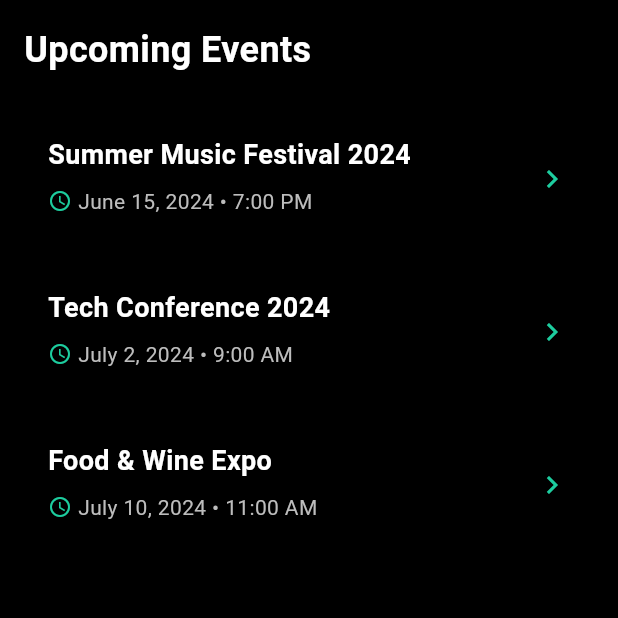
After one commit to sydammani2003/adminuserlf, a Flutter app: the EventsScreen screen opened directly, on a phone screen of 412 x 824 dp, the top half of it. The commit adds this screen. Run offline on Flutter 3.47's test engine with Material 3 defaults, Android fonts, the phone set to English and light mode, and no system bars; our stand-ins replace carousel_slider, flutter_svg; network calls fail.

Commit message:
Done the user pages

```diff
--- a/adminuserlf/lib/screens/login.dart
+++ b/adminuserlf/lib/screens/login.dart
@@ -2,6 +2,7 @@
 
 import 'package:adminuserlf/consts/colors.dart';
 import 'package:adminuserlf/screens/admin/adminhome.dart';
+import 'package:adminuserlf/screens/user/userevents.dart';
 import 'package:adminuserlf/widgets/custombutton.dart';
 import 'package:adminuserlf/widgets/customtxtfield.dart';
 import 'package:adminuserlf/widgets/mntxt.dart';
@@ -115,6 +116,11 @@ class _LoginScreenState extends State<LoginScreen> {
                       return HomeScreen();
                     }));
                   },
+                  calllong: () {
+                    Navigator.push(context, MaterialPageRoute(builder: (_) {
+                      return EventsScreen();
+                    }));
+                  },
                 ),
                 const SizedBox(height: 16),
                 // Forgot Password
--- /dev/null
+++ b/adminuserlf/lib/screens/user/userevents.dart
@@ -0,0 +1,107 @@
+import 'package:adminuserlf/consts/colors.dart';
+import 'package:adminuserlf/screens/user/eventsdetails.dart';
+import 'package:adminuserlf/widgets/mntxt.dart';
+import 'package:flutter/material.dart';
+
+class EventsScreen extends StatelessWidget {
+  const EventsScreen({super.key});
+
+  @override
+  Widget build(BuildContext context) {
+    return Scaffold(
+      backgroundColor: Usingcolors.bgcolor,
+      body: SafeArea(
+        child: Padding(
+          padding: const EdgeInsets.all(16.0),
+          child: Column(
+            crossAxisAlignment: CrossAxisAlignment.start,
+            children: [
+              // Status bar simulation
+
+              Mntxt(txt: 'Upcoming Events'),
+              const SizedBox(height: 24),
+
+              // Event Cards
+              InkWell(
+                onTap: () => Navigator.push(context, MaterialPageRoute(builder: (_)=>EventDetailsScreen())),
+                child: toshoweventcard(
+                  'Summer Music Festival 2024',
+                  'June 15, 2024',
+                  '7:00 PM',
+                ),
+              ),
+              const SizedBox(height: 12),
+              toshoweventcard(
+                'Tech Conference 2024',
+                'July 2, 2024',
+                '9:00 AM',
+              ),
+              const SizedBox(height: 12),
+              toshoweventcard(
+                'Food & Wine Expo',
+                'July 10, 2024',
+                '11:00 AM',
+              ),
+            ],
+          ),
+        ),
+      ),
+    );
+  }
+
+  Widget toshoweventcard(
+      final String title, final String date, final String time) {
+    return Container(
+      decoration: BoxDecoration(
+        color: Usingcolors.bgcolor,
+        borderRadius: BorderRadius.circular(12),
+      ),
+      child: Padding(
+        padding: const EdgeInsets.all(16.0),
+        child: Row(
+          mainAxisAlignment: MainAxisAlignment.spaceBetween,
+          children: [
+            Expanded(
+              child: Column(
+                crossAxisAlignment: CrossAxisAlignment.start,
+                children: [
+                  Text(
+                    title,
+                    style: const TextStyle(
+                      fontSize: 18,
+                      fontWeight: FontWeight.bold,
+                      color: Usingcolors.mainhcolor,
+                    ),
+                  ),
+                  const SizedBox(height: 8),
+                  Row(
+                    children: [
+                      const Icon(
+                        Icons.access_time,
+                        color: Usingcolors.btnbgcolor,
+                        size: 16,
+                      ),
+                      const SizedBox(width: 4),
+                      Text(
+                        '$date • $time',
+                        style: TextStyle(
+                          fontSize: 14,
+                          color: Colors.grey[400],
+                        ),
+                      ),
+                    ],
+                  ),
+                  const SizedBox(height: 4),
+                ],
+              ),
+            ),
+            const Icon(
+              Icons.chevron_right,
+              color: Usingcolors.btnbgcolor,
+            ),
+          ],
+        ),
+      ),
+    );
+  }
+}
--- a/adminuserlf/lib/widgets/custombutton.dart
+++ b/adminuserlf/lib/widgets/custombutton.dart
@@ -4,12 +4,14 @@ import 'package:flutter/material.dart';
 class Custombutton extends StatelessWidget {
   final String txt;
   final VoidCallback? call;
-  const Custombutton({super.key, required this.txt, this.call});
+  final VoidCallback? calllong;
+  const Custombutton({super.key, required this.txt, this.call, this.calllong});
 
   @override
   Widget build(BuildContext context) {
     return ElevatedButton(
       onPressed: call,
+      onLongPress: calllong,
       style: ElevatedButton.styleFrom(
         backgroundColor: Usingcolors.iconscolor,
         foregroundColor: Colors.black,
--- a/adminuserlf/pubspec.yaml
+++ b/adminuserlf/pubspec.yaml
@@ -35,6 +35,7 @@ dependencies:
   # Use with the CupertinoIcons class for iOS style icons.
   cupertino_icons: ^1.0.8
   flutter_svg: ^2.0.7
+  carousel_slider: ^5.0.0
 
 dev_dependencies:
   flutter_test:
```
Also changed, not shown: adminuserlf/lib/screens/user/eventsdetails.dart (added, +164 -0 lines), adminuserlf/pubspec.lock.
